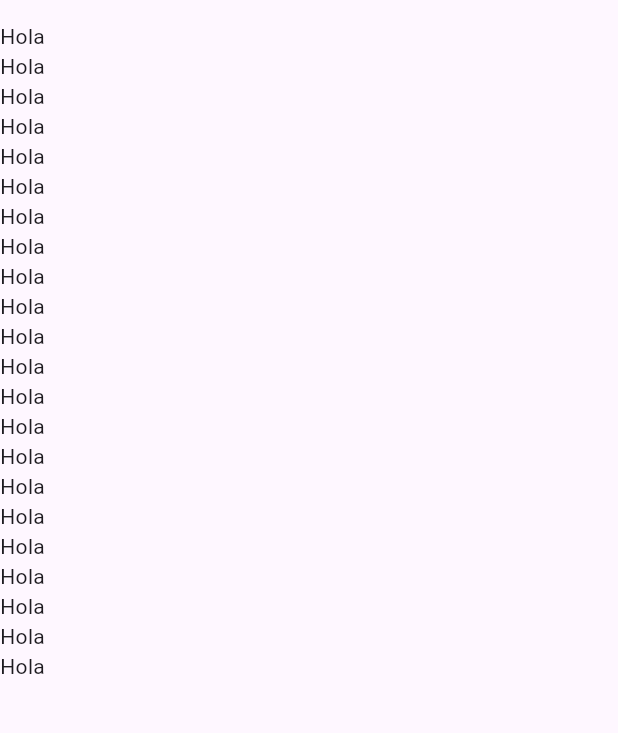
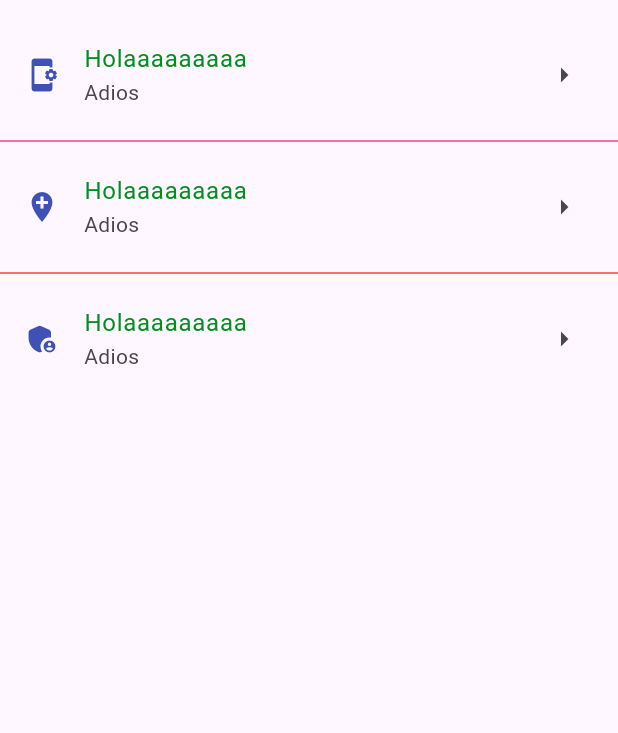
Before and after one commit to Krlostks/componentes_flutter, a Flutter app: the screen it shows after launch, on a phone screen of 412 x 824 dp, the part 63-796 px from its top. Run offline on Flutter 3.47's test engine with Material 3 defaults, Android fonts, the phone set to English and light mode, and no system bars.

Commit message:
Adding ListTitle to the ListView

```diff
--- a/lib/home_screen.dart
+++ b/lib/home_screen.dart
@@ -8,31 +8,46 @@ class HomeScreen extends StatelessWidget {
     return  Scaffold(
       appBar: AppBar(
         title: const Text("componentes de flutter"),
+
       ) ,
         body:ListView(children:const [
-          Text('Hola'),
-          Text('Hola'),
-          Text('Hola'),
-          Text('Hola'),
-          Text('Hola'),
-          Text('Hola'),
-          Text('Hola'),
-          Text('Hola'),
-          Text('Hola'),
-          Text('Hola'),
-          Text('Hola'),
-          Text('Hola'),
-          Text('Hola'),
-          Text('Hola'),
-          Text('Hola'),
-          Text('Hola'),
-          Text('Hola'),
-          Text('Hola'),
-          Text('Hola'),
-          Text('Hola'),
-          Text('Hola'),
-          Text('Hola'),
-          ],
+          ListTile(
+            title: Text('Holaaaaaaaaa',
+                    style:
+                    TextStyle(
+                      color: Color.fromARGB(255, 1, 143, 32)
+                    )),
+            subtitle: Text('Adios'),
+            leading: Icon(Icons.app_settings_alt, color: Colors.indigo,),
+            trailing: Icon(Icons.arrow_right),
+          ),
+          Divider(
+            color: Colors.pinkAccent,
+          ),
+          ListTile(
+            leading: Icon(Icons.add_location, color: Colors.indigo),
+            title: Text('Holaaaaaaaaa',
+                    style:
+                    TextStyle(
+                      color: Color.fromARGB(255, 1, 143, 32)
+                    )),
+            subtitle: Text('Adios'),
+            trailing: Icon(Icons.arrow_right),
+          ),
+          Divider(
+            color: Colors.red,
+          ),
+          ListTile(
+            leading: Icon(Icons.admin_panel_settings_rounded, color: Colors.indigo,),
+            title: Text('Holaaaaaaaaa',
+                    style:
+                    TextStyle(
+                      color: Color.fromARGB(255, 1, 143, 32)
+                    )),
+            subtitle: Text('Adios'),
+            trailing: Icon(Icons.arrow_right),
+          )
+        ],
         ),
       );
   }
--- a/lib/main_app.dart
+++ b/lib/main_app.dart
@@ -9,7 +9,7 @@ class MainApp extends StatelessWidget {
   @override
   Widget build(BuildContext context) {
     return const MaterialApp(
-      debugShowMaterialGrid: false,
+      debugShowCheckedModeBanner: false,
       home: HomeScreen(),
     );
   }
```
